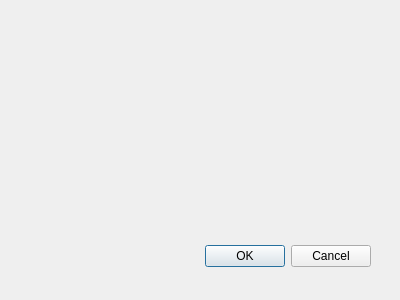
theokretz/SatHubAI, file sathub_ai_dialog_base.ui: the form before one commit.
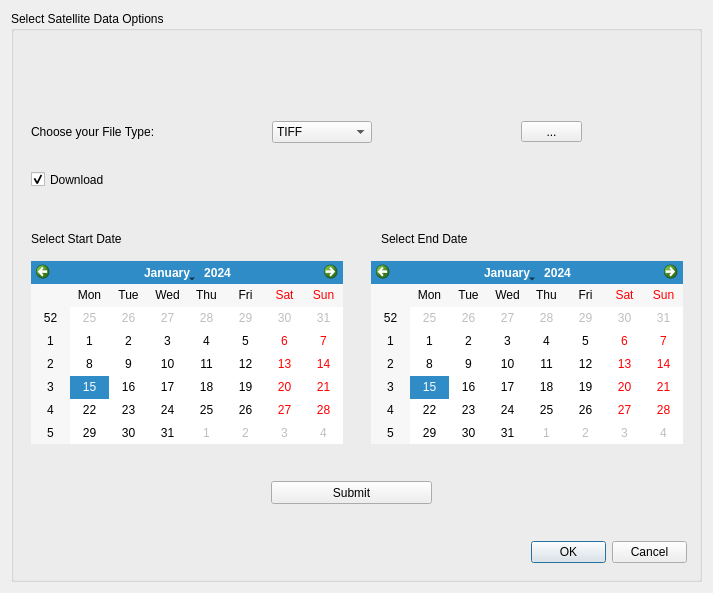
The form after the commit.

Commit message: v2 turned old interface into plugin, requests and downloads sentinel hub satdata for specific timeframe

What changed in the file:
```diff
--- a/sathub_ai_dialog_base.ui
+++ b/sathub_ai_dialog_base.ui
@@ -1,33 +1,197 @@
 <ui version="4.0" >
  <class>SatHubAIDialogBase</class>
- <widget class="QDialog" name="SatHubAIDialogBase" >
-  <property name="geometry" >
+ <widget class="QDialog" name="SatHubAIDialogBase">
+  <property name="geometry">
    <rect>
     <x>0</x>
     <y>0</y>
-    <width>400</width>
-    <height>300</height>
+    <width>713</width>
+    <height>593</height>
    </rect>
   </property>
   <property name="windowTitle" >
    <string>SatHub AI</string>
   </property>
-  <widget class="QDialogButtonBox" name="button_box" >
-   <property name="geometry" >
-    <rect>
-     <x>30</x>
-     <y>240</y>
-     <width>341</width>
-     <height>32</height>
-    </rect>
-   </property>
-   <property name="orientation" >
-    <enum>Qt::Horizontal</enum>
-   </property>
-   <property name="standardButtons" >
-    <set>QDialogButtonBox::Cancel|QDialogButtonBox::Ok</set>
-   </property>
-  </widget>
+  <layout class="QGridLayout" name="gridLayout">
+   <item row="0" column="1">
+    <widget class="QGroupBox" name="groupBox">
+     <property name="title">
+      <string>Select Satellite Data Options</string>
+     </property>
+     <widget class="QCalendarWidget" name="calendarStart">
+      <property name="geometry">
+       <rect>
+        <x>20</x>
+        <y>250</y>
+        <width>312</width>
+        <height>183</height>
+       </rect>
+      </property>
+     </widget>
+     <widget class="QCalendarWidget" name="calendarEnd">
+      <property name="geometry">
+       <rect>
+        <x>360</x>
+        <y>250</y>
+        <width>312</width>
+        <height>183</height>
+       </rect>
+      </property>
+     </widget>
+     <widget class="QDialogButtonBox" name="bbOkCancel">
+      <property name="geometry">
+       <rect>
+        <x>520</x>
+        <y>530</y>
+        <width>156</width>
+        <height>23</height>
+       </rect>
+      </property>
+      <property name="standardButtons">
+       <set>QDialogButtonBox::Cancel|QDialogButtonBox::Ok</set>
+      </property>
+     </widget>
+     <widget class="QLabel" name="label_2">
+      <property name="geometry">
+       <rect>
+        <x>20</x>
+        <y>220</y>
+        <width>121</width>
+        <height>16</height>
+       </rect>
+      </property>
+      <property name="text">
+       <string>Select Start Date</string>
+      </property>
+     </widget>
+     <widget class="QLabel" name="label_3">
+      <property name="geometry">
+       <rect>
+        <x>370</x>
+        <y>220</y>
+        <width>121</width>
+        <height>16</height>
+       </rect>
+      </property>
+      <property name="text">
+       <string>Select End Date</string>
+      </property>
+     </widget>
+     <widget class="QPushButton" name="pbSubmit">
+      <property name="geometry">
+       <rect>
+        <x>260</x>
+        <y>470</y>
+        <width>161</width>
+        <height>23</height>
+       </rect>
+      </property>
+      <property name="text">
+       <string>Submit</string>
+      </property>
+     </widget>
+     <widget class="QCheckBox" name="cbDownload">
+      <property name="geometry">
+       <rect>
+        <x>20</x>
+        <y>160</y>
+        <width>101</width>
+        <height>17</height>
+       </rect>
+      </property>
+      <property name="text">
+       <string>Download</string>
+      </property>
+      <property name="checked">
+       <bool>true</bool>
+      </property>
+     </widget>
+     <widget class="QToolButton" name="toolButton">
+      <property name="geometry">
+       <rect>
+        <x>510</x>
+        <y>110</y>
+        <width>61</width>
+        <height>21</height>
+       </rect>
+      </property>
+      <property name="text">
+       <string>...</string>
+      </property>
+     </widget>
+     <widget class="QWidget" name="">
+      <property name="geometry">
+       <rect>
+        <x>20</x>
+        <y>110</y>
+        <width>341</width>
+        <height>22</height>
+       </rect>
+      </property>
+      <layout class="QHBoxLayout" name="horizontalLayout">
+       <item>
+        <widget class="QLabel" name="label">
+         <property name="text">
+          <string>Choose your File Type:</string>
+         </property>
+        </widget>
+       </item>
+       <item>
+        <spacer name="horizontalSpacer_2">
+         <property name="orientation">
+          <enum>Qt::Horizontal</enum>
+         </property>
+         <property name="sizeHint" stdset="0">
+          <size>
+           <width>40</width>
+           <height>20</height>
+          </size>
+         </property>
+        </spacer>
+       </item>
+       <item>
+        <spacer name="horizontalSpacer">
+         <property name="orientation">
+          <enum>Qt::Horizontal</enum>
+         </property>
+         <property name="sizeHint" stdset="0">
+          <size>
+           <width>40</width>
+           <height>20</height>
+          </size>
+         </property>
+        </spacer>
+       </item>
+       <item>
+        <widget class="QComboBox" name="comboboxFileType">
+         <property name="minimumSize">
+          <size>
+           <width>100</width>
+           <height>0</height>
+          </size>
+         </property>
+         <item>
+          <property name="text">
+           <string>TIFF</string>
+          </property>
+         </item>
+         <item>
+          <property name="text">
+           <string>PNG</string>
+          </property>
+         </item>
+         <item>
+          <property name="text">
+           <string>JPEG</string>
+          </property>
+         </item>
+        </widget>
+       </item>
+      </layout>
+     </widget>
+    </widget>
+   </item>
+  </layout>
  </widget>
  <resources/>
  <connections>
```
Left out of the diff: 40 changed lines with no effect on the pictures. The commit also changes 3 other files.
